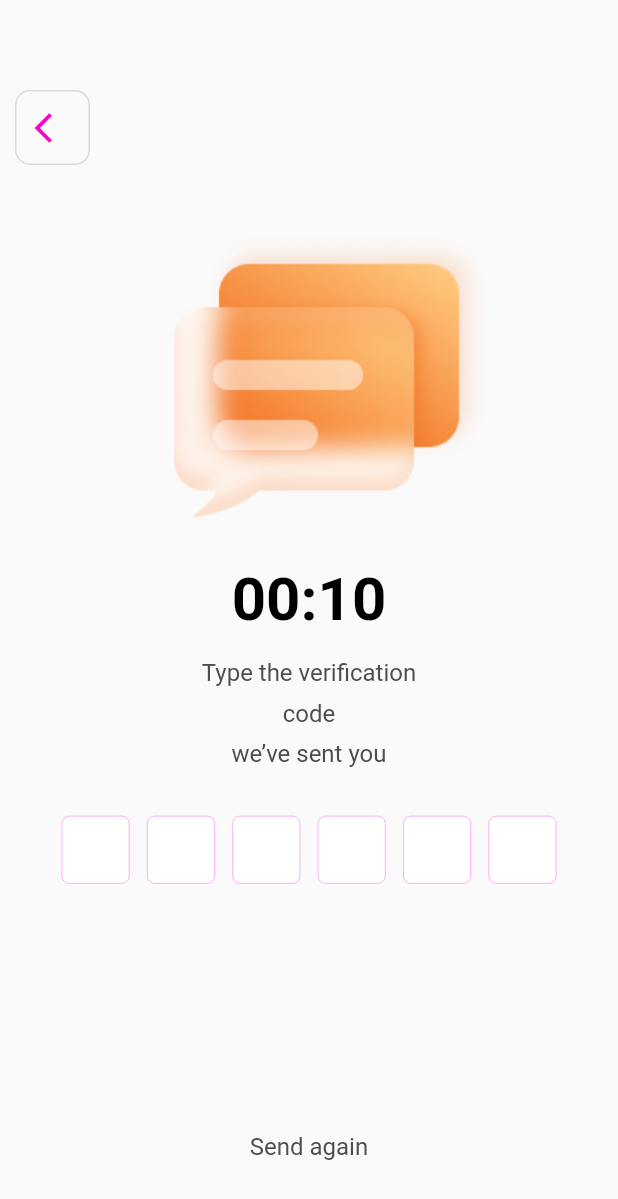
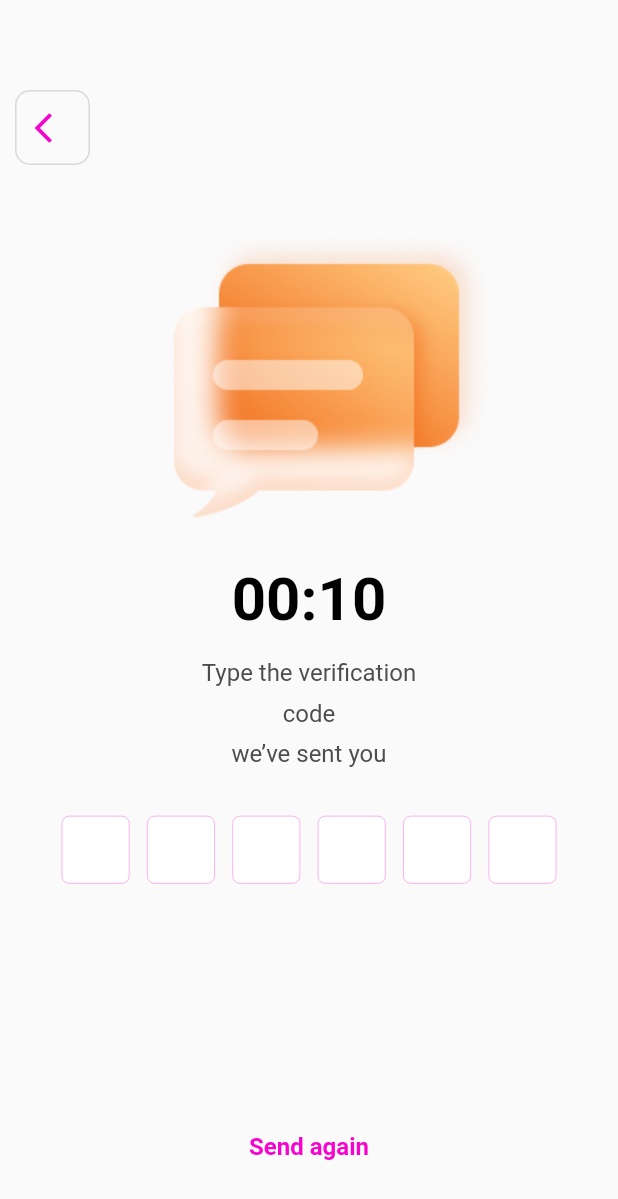
Before and after one commit to santoshsharma9757/lovoj_task, a Flutter app: the OtpVerificationScreen screen opened directly, on a phone screen of 412 x 824 dp. Shown: the top 1199 px of the screen. Run offline on Flutter 3.47's test engine with Material 2 defaults, Android fonts, the phone set to English and light mode, and no system bars; drawn by our look-alikes of pin_code_fields, timer_count_down; our stand-ins replace equatable, flutter_bloc, intl_phone_field, otp_text_field.

Commit message:
updated-all-task-completed

```diff
--- a/lib/core/constant/app_string.dart
+++ b/lib/core/constant/app_string.dart
@@ -34,6 +34,7 @@ class AppString {
   static const String sentMessage = "we’ve sent you";
   static const String sendAgain = "Send again";
   static const String otpSent="OTP sent successfully";
+  static const String pleaseWaitTimerMessage="Please wait your timer is running";
 }
 
 class AppRouteString {
--- a/lib/features/authentication/otp_verification/screen/otp_verification_screen.dart
+++ b/lib/features/authentication/otp_verification/screen/otp_verification_screen.dart
@@ -105,7 +105,9 @@ class _OtpVerificationScreenState extends State<OtpVerificationScreen> {
         }
 
         return Text(
-          "00:${time.toInt()}".toString(),
+          time.toInt() == 0
+              ? "00:${time.toInt()}0".toString()
+              : "00:${time.toInt()}".toString(),
           style: AppTextStyles.heading1,
         );
       },
@@ -138,11 +140,14 @@ class _OtpVerificationScreenState extends State<OtpVerificationScreen> {
   _buildOtpBoxSection() {
     return BlocConsumer<SignUpBloc, SignupState>(listener: (context, state) {
       if (state is SignUpSuccessState) {
+        Navigator.pushNamed(context, AppRouteString.singin);
       } else if (state is SignUpFailureState) {
-        // AppUtils.showMyDialog(state.error.toString(), context);
-        Navigator.pushNamed(context, AppRouteString.singin);
+        AppUtils.showMyDialog(state.error.toString(), context);
       }
     }, builder: (context, state) {
+      if (state is SignUpLoadingState) {
+        return const Center(child: CircularProgressIndicator());
+      }
       return SizedBox(
         width: ScreenSize.screenWidthPercentage(context, 0.8),
         child: PinCodeTextField(
@@ -196,13 +201,16 @@ class _OtpVerificationScreenState extends State<OtpVerificationScreen> {
       builder: (context, state) {
         return GestureDetector(
           onTap: () {
-            context.read<OtpBloc>().add(GetOtpEvent(widget.useremail));
+            if (timerInSec == 0) {
+              context.read<OtpBloc>().add(GetOtpEvent(widget.useremail));
+            } else {
+              AppUtils.snackBarSuccess(
+                  AppString.pleaseWaitTimerMessage, context);
+            }
           },
-          child: ReusableText(
+          child: const ReusableText(
             text: AppString.sendAgain,
-            style: timerInSec == 0
-                ? AppTextStyles.bodyText4
-                : AppTextStyles.bodyText3,
+            style: AppTextStyles.bodyText4,
           ),
         );
       },
--- a/lib/features/authentication/signup/bloc/signup_bloc.dart
+++ b/lib/features/authentication/signup/bloc/signup_bloc.dart
@@ -11,8 +11,6 @@ class SignUpBloc extends Bloc<SignUpEvent, SignupState> {
 
   SignUpBloc() : super(SignUpInitialState()) {
     on<SignUpRequestEvent>(_onSignUpRequestEvent);
-
-    // on((event, emit) => emit())
   }
 
   Future<void> _onSignUpRequestEvent(
--- a/lib/features/authentication/signup/screen/signup_screen.dart
+++ b/lib/features/authentication/signup/screen/signup_screen.dart
@@ -214,8 +214,8 @@ class _SignupScreenState extends State<SignupScreen> {
               backgroundColor: AppColors.primary,
               textColor: Colors.white,
               borderRadius: 12.0,
-              padding:
-                  const EdgeInsets.symmetric(vertical: 16.0, horizontal: 24.0),
+             padding: const EdgeInsets.symmetric(
+                    vertical: AppPadding.medium, horizontal:AppPadding.large),
               isLoading: state is OtpLoadingState ? true : false,
             );
           }),
```
Also changed, not shown: lib/features/authentication/signin/bloc/signin_bloc.dart (+6 -2 lines), lib/features/authentication/signin/screen/signin_screen.dart (+10 -7 lines).
